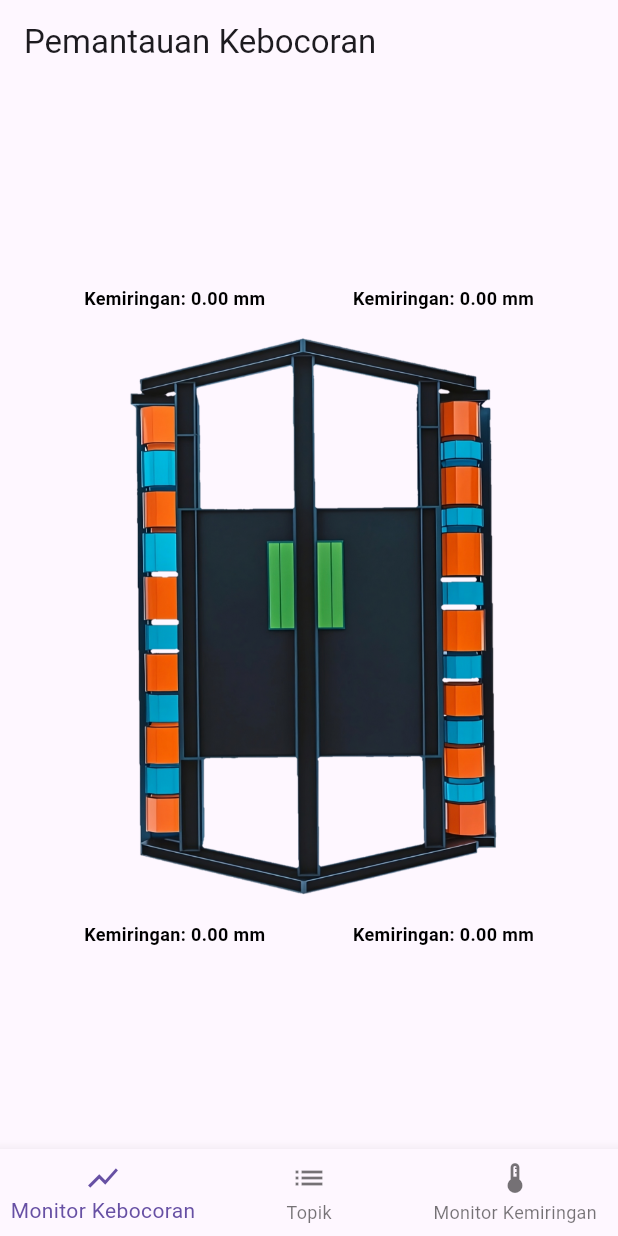
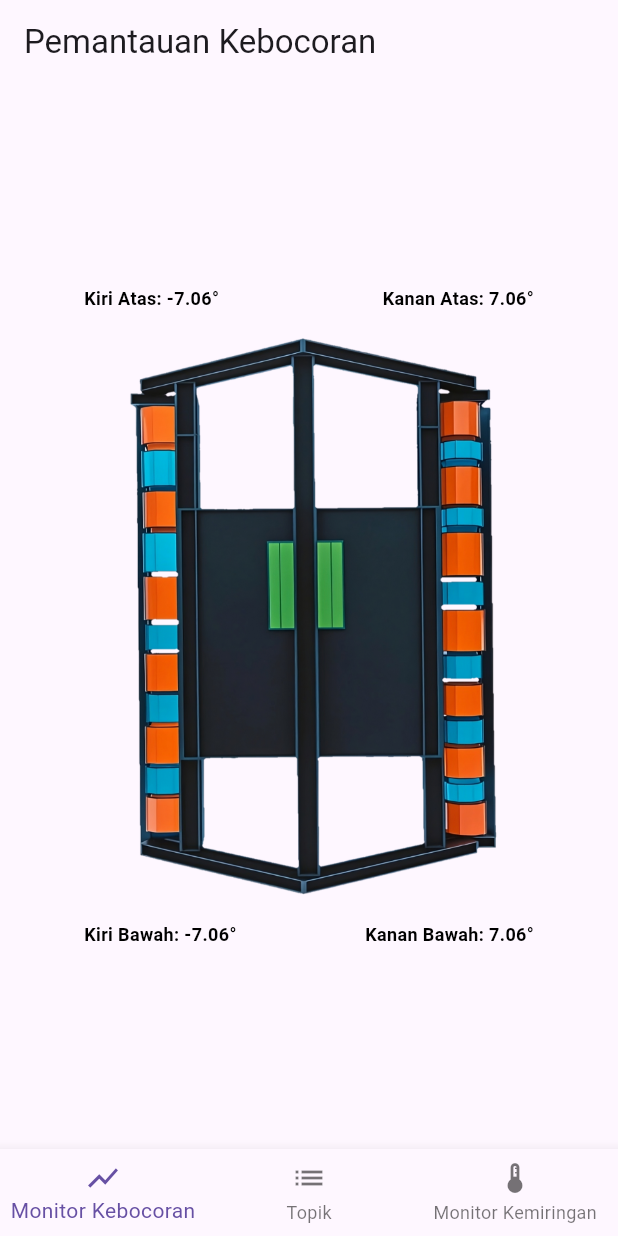
Before and after one commit to MaulanaASetiawan/myapp, a Flutter app: the screen it shows after launch, on a phone screen of 412 x 824 dp. Run offline on Flutter 3.47's test engine with Material 3 defaults, Android fonts, the phone set to English and light mode, and no system bars; our stand-ins replace audioplayers, awesome_notifications, device_info_plus, firebase_core, fl_chart, flutter_dotenv and 1 more; missing offline and left inert: mqtt_client; accounts and stored records are empty.

Commit message:
Fix Sensor_Value

```diff
--- a/lib/main.dart
+++ b/lib/main.dart
@@ -1165,7 +1165,6 @@
 
 
 
-import 'dart:convert';
 
 import 'package:flutter/material.dart';
 import 'package:device_info_plus/device_info_plus.dart';
@@ -1230,6 +1229,14 @@ class _MyAppState extends State<MyApp> {
       return 'Platform Tidak Dikenal';
     }
   }
+
+    double calculateAlfa(double sensorValue, bool isOddSensor) {
+      if (isOddSensor) {
+        return -7.06295934183023 + 0.0226603135592881 * sensorValue;
+      } else {
+        return 7.06295934183023 - 0.0226603135592881 * sensorValue;
+      }
+    }
 
   @override
   Widget build(BuildContext context) {
@@ -1346,7 +1353,110 @@ class _MyAppState extends State<MyApp> {
     );
   }
 
-  Widget _buildLeakMonitorView() {
+  // Widget _buildLeakMonitorView() {
+  //   const List<Offset> leftPositions = [
+  //     Offset(-95, -70),
+  //     Offset(-95, -10),
+  //     Offset(-95, 50),
+  //     Offset(-95, 100),
+  //     Offset(-95, 145),
+  //     Offset(-95, 195),
+  //   ];
+
+  //   const List<Offset> rightPositions = [
+  //     Offset(105, -70),
+  //     Offset(105, -25),
+  //     Offset(105, 25),
+  //     Offset(105, 70),
+  //     Offset(105, 115),
+  //     Offset(105, 155),
+  //     Offset(105, 195),
+  //   ];
+
+  //   final angles = _tiltSensorValues;
+
+  //   List<bool> leakData = mqttService?.leakData ?? [];
+  //   List<bool> leftLeakData = leakData.length >= 6 ? leakData.sublist(0, 6) : [];
+  //   List<bool> rightLeakData = leakData.length > 11 ? leakData.sublist(11, 18) : [];
+
+  //   print('Left Leak Data: $leftLeakData');
+  //   print('Right Leak Data: $rightLeakData');
+
+  //   return Center(
+  //     child: Stack(
+  //       alignment: Alignment.center,
+  //       children: [
+  //         Image.asset(
+  //           'assets/bagan.png',
+  //           width: 300,
+  //           fit: BoxFit.cover,
+  //           errorBuilder: (context, error, stackTrace) =>
+  //               const Text('Gambar tidak ditemukan'),
+  //         ),
+  //         Positioned(
+  //           left: 0,
+  //           top: 10,
+  //           child: Text(
+  //             'Kemiringan: ${angles[0].toStringAsFixed(2)} mm',
+  //             style: const TextStyle(
+  //                 color: Colors.black,
+  //                 fontWeight: FontWeight.bold,
+  //                 fontSize: 12),
+  //           ),
+  //         ),
+  //         Positioned(
+  //           right: 0,
+  //           top: 10,
+  //           child: Text(
+  //             'Kemiringan: ${angles[1].toStringAsFixed(2)} mm',
+  //             style: const TextStyle(
+  //                 color: Colors.black,
+  //                 fontWeight: FontWeight.bold,
+  //                 fontSize: 12),
+  //           ),
+  //         ),
+  //         Positioned(
+  //           left: 0,
+  //           bottom: 10,
+  //           child: Text(
+  //             'Kemiringan: ${angles[2].toStringAsFixed(2)} mm',
+  //             style: const TextStyle(
+  //                 color: Colors.black,
+  //                 fontWeight: FontWeight.bold,
+  //                 fontSize: 12),
+  //           ),
+  //         ),
+  //         Positioned(
+  //           right: 0,
+  //           bottom: 10,
+  //           child: Text(
+  //             'Kemiringan: ${angles[3].toStringAsFixed(2)} mm',
+  //             style: const TextStyle(
+  //                 color: Colors.black,
+  //                 fontWeight: FontWeight.bold,
+  //                 fontSize: 12),
+  //           ),
+  //         ),
+  //         ...List.generate(leftPositions.length, (index) {
+  //           if (leftLeakData.isNotEmpty && leftLeakData[index] == true) {
+  //             print('Membuat lingkaran di kiri pada posisi $index');
+  //             return _buildLeakIndicator(1, leftPositions[index]);
+  //           }
+  //           return const SizedBox.shrink();
+  //         }),
+  //         ...List.generate(rightPositions.length, (index) {
+  //           if (rightLeakData.isNotEmpty && rightLeakData[index] == true) {
+  //             print('Membuat lingkaran di kanan pada posisi $index');
+  //             return _buildLeakIndicator(1, rightPositions[index]);
+  //           }
+  //           return const SizedBox.shrink();
+  //         }),
+  //       ],
+  //     ),
+  //   );
+  // }
+
+    Widget _buildLeakMonitorView() {
     const List<Offset> leftPositions = [
       Offset(-95, -70),
       Offset(-95, -10),
@@ -1366,14 +1476,17 @@ class _MyAppState extends State<MyApp> {
       Offset(105, 195),
     ];
 
-    final angles = _tiltSensorValues;
+    // Convert sensor values to alfa values before displaying
+    final alfaValues = [
+      calculateAlfa(_tiltSensorValues[0], true),
+      calculateAlfa(_tiltSensorValues[1], false),
+      calculateAlfa(_tiltSensorValues[2], true),
+      calculateAlfa(_tiltSensorValues[3], false)
+    ];
 
     List<bool> leakData = mqttService?.leakData ?? [];
     List<bool> leftLeakData = leakData.length >= 6 ? leakData.sublist(0, 6) : [];
     List<bool> rightLeakData = leakData.length > 11 ? leakData.sublist(11, 18) : [];
-
-    print('Left Leak Data: $leftLeakData');
-    print('Right Leak Data: $rightLeakData');
 
     return Center(
       child: Stack(
@@ -1390,7 +1503,7 @@ class _MyAppState extends State<MyApp> {
             left: 0,
             top: 10,
             child: Text(
-              'Kemiringan: ${angles[0].toStringAsFixed(2)} mm',
+              'Kiri Atas: ${alfaValues[0].toStringAsFixed(2)}°',
               style: const TextStyle(
                   color: Colors.black,
                   fontWeight: FontWeight.bold,
@@ -1401,7 +1514,7 @@ class _MyAppState extends State<MyApp> {
             right: 0,
             top: 10,
             child: Text(
-              'Kemiringan: ${angles[1].toStringAsFixed(2)} mm',
+              'Kanan Atas: ${alfaValues[1].toStringAsFixed(2)}°',
               style: const TextStyle(
                   color: Colors.black,
                   fontWeight: FontWeight.bold,
@@ -1412,7 +1525,7 @@ class _MyAppState extends State<MyApp> {
             left: 0,
             bottom: 10,
             child: Text(
-              'Kemiringan: ${angles[2].toStringAsFixed(2)} mm',
+              'Kiri Bawah: ${alfaValues[2].toStringAsFixed(2)}°',
               style: const TextStyle(
                   color: Colors.black,
                   fontWeight: FontWeight.bold,
@@ -1423,7 +1536,7 @@ class _MyAppState extends State<MyApp> {
             right: 0,
             bottom: 10,
             child: Text(
-              'Kemiringan: ${angles[3].toStringAsFixed(2)} mm',
+              'Kanan Bawah: ${alfaValues[3].toStringAsFixed(2)}°',
               style: const TextStyle(
                   color: Colors.black,
                   fontWeight: FontWeight.bold,
@@ -1432,14 +1545,12 @@ class _MyAppState extends State<MyApp> {
           ),
           ...List.generate(leftPositions.length, (index) {
             if (leftLeakData.isNotEmpty && leftLeakData[index] == true) {
-              print('Membuat lingkaran di kiri pada posisi $index');
               return _buildLeakIndicator(1, leftPositions[index]);
             }
             return const SizedBox.shrink();
           }),
           ...List.generate(rightPositions.length, (index) {
             if (rightLeakData.isNotEmpty && rightLeakData[index] == true) {
-              print('Membuat lingkaran di kanan pada posisi $index');
               return _buildLeakIndicator(1, rightPositions[index]);
             }
             return const SizedBox.shrink();
--- a/lib/mqtt_service.dart
+++ b/lib/mqtt_service.dart
@@ -6,8 +6,8 @@ import 'notification_service.dart';
 import 'package:fl_chart/fl_chart.dart';
 
 class MqttService {
-  // final MqttServerClient client = MqttServerClient('broker.mqtt.cool', '');
-  final MqttServerClient client = MqttServerClient('as1.cloud.thethings.industries', '');
+  final MqttServerClient client = MqttServerClient('broker.mqtt.cool', '');
+  // final MqttServerClient client = MqttServerClient('as1.cloud.thethings.industries', '');
   final NotificationService notificationService;
   final String deviceId;
   final List<String> _subscribedTopics = [
@@ -16,7 +16,7 @@ class MqttService {
   final Map<String, List<FlSpot>> _chartData;
   final List<double> _tiltSensorValues;
   final VoidCallback onChartDataUpdate;
-  final List<bool> _leakData = []; // List to hold the latest 17 digital inputs
+  final List<bool> _leakData = [];
 
   MqttService(this.notificationService, this.deviceId, this._chartData,
       this._tiltSensorValues, this.onChartDataUpdate) {
```
